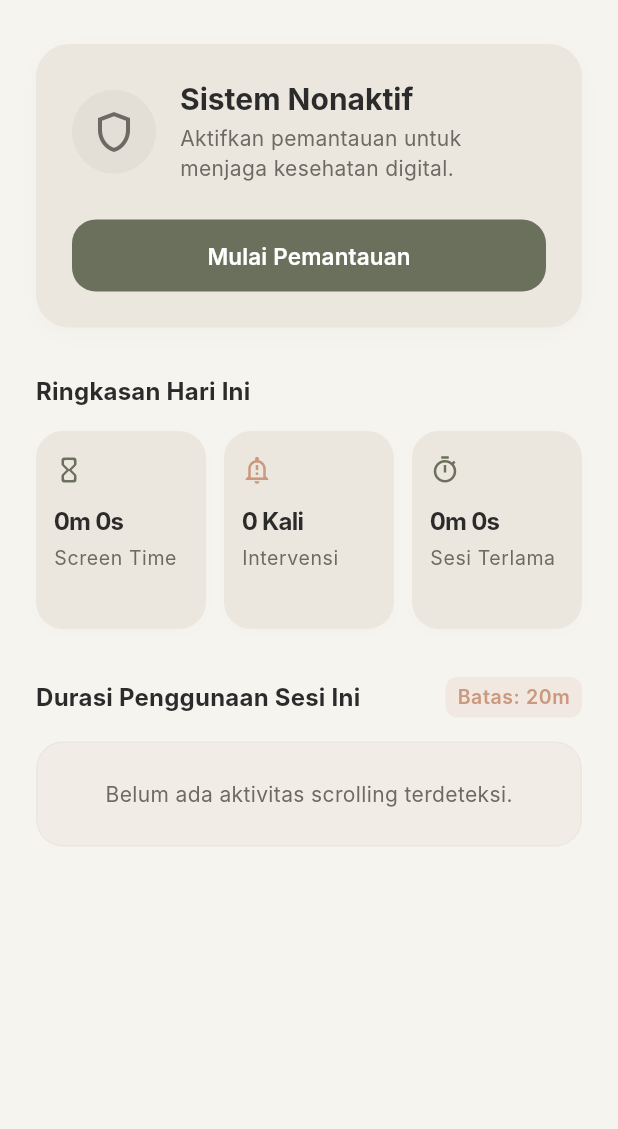
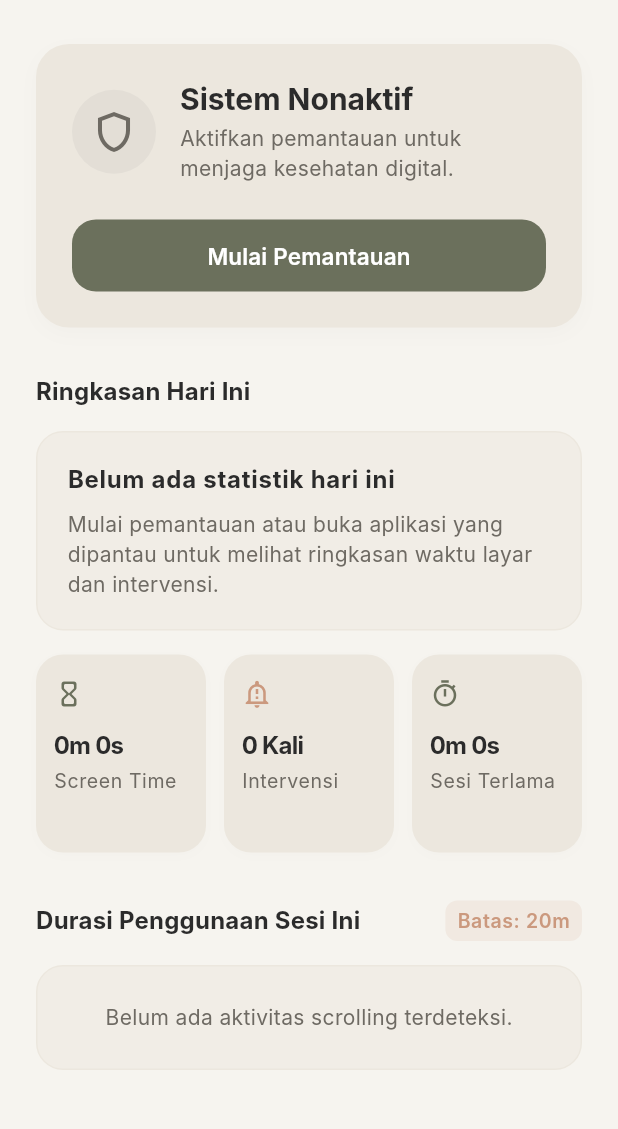
Before and after one commit to Nyot-Nyot/doomscroll-guard, a Flutter app: the DashboardScreen screen opened directly, on a phone screen of 412 x 824 dp, the part 64-1193 px from its top. Run offline on Flutter 3.47's test engine with Material 3 defaults, Android fonts, the phone set to English and light mode, and no system bars; our stand-ins replace hive, hive_flutter; accounts and stored records are empty; Roboto replaces fonts that are missing (Inter).

Commit message:
Phase 3.2: Add empty state for no dashboard statistics

```diff
--- a/lib/features/dashboard/screens/dashboard_screen.dart
+++ b/lib/features/dashboard/screens/dashboard_screen.dart
@@ -140,6 +140,10 @@ class _DashboardScreenState extends State<DashboardScreen> {
     final hourStr = hour.toString().padLeft(2, '0');
     final minuteStr = minute.toString().padLeft(2, '0');
     return '$hourStr:$minuteStr';
+  }
+
+  bool get _hasUsageData {
+    return _usageStats.isNotEmpty || _warningCount > 0 || _longestSessionMs > 0;
   }
 
   @override
@@ -442,6 +446,35 @@ class _DashboardScreenState extends State<DashboardScreen> {
                 ),
               ),
               const SizedBox(height: 16),
+              if (!_hasUsageData)
+                Container(
+                  width: double.infinity,
+                  margin: const EdgeInsets.only(bottom: 16.0),
+                  padding: const EdgeInsets.all(20.0),
+                  decoration: BoxDecoration(
+                    color: AppColors.surface.withOpacity(0.5),
+                    borderRadius: BorderRadius.circular(18),
+                    border: Border.all(color: AppColors.surface, width: 1),
+                  ),
+                  child: Column(
+                    crossAxisAlignment: CrossAxisAlignment.start,
+                    children: [
+                      Text(
+                        'Belum ada statistik hari ini',
+                        style: textTheme.bodyLarge?.copyWith(
+                          fontWeight: FontWeight.w700,
+                        ),
+                      ),
+                      const SizedBox(height: 8),
+                      Text(
+                        'Mulai pemantauan atau buka aplikasi yang dipantau untuk melihat ringkasan waktu layar dan intervensi.',
+                        style: textTheme.bodyMedium?.copyWith(
+                          color: AppColors.textSecondary,
+                        ),
+                      ),
+                    ],
+                  ),
+                ),
               Row(
                 children: [
                   // Stat 1: Total Screen Time
```
